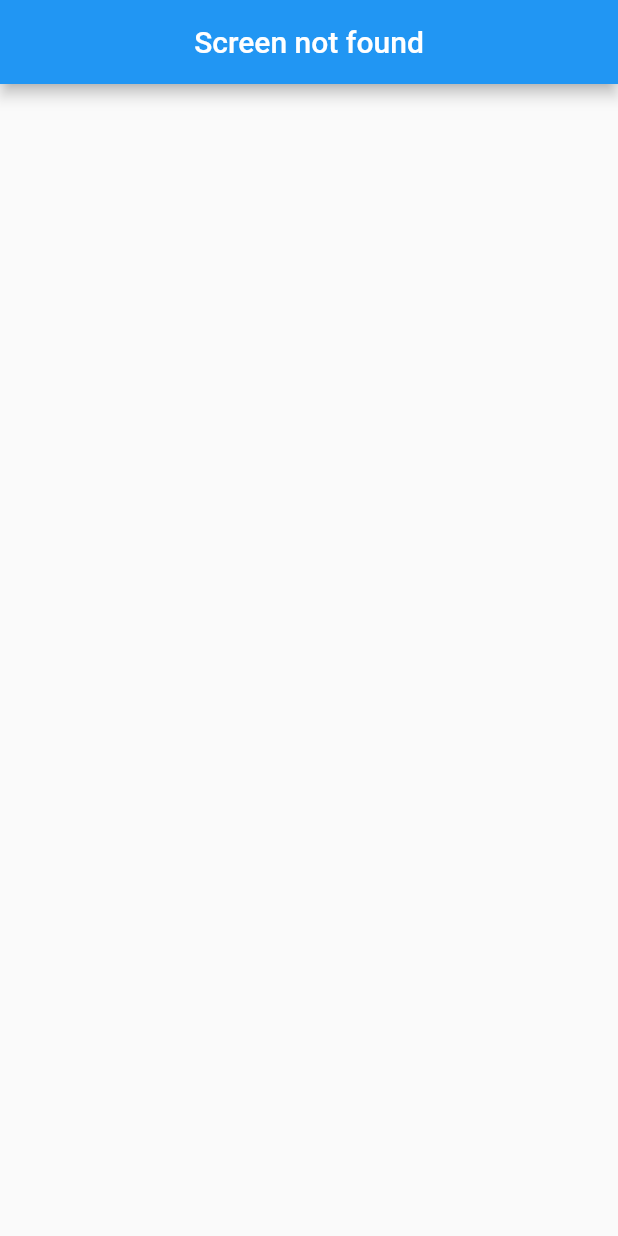
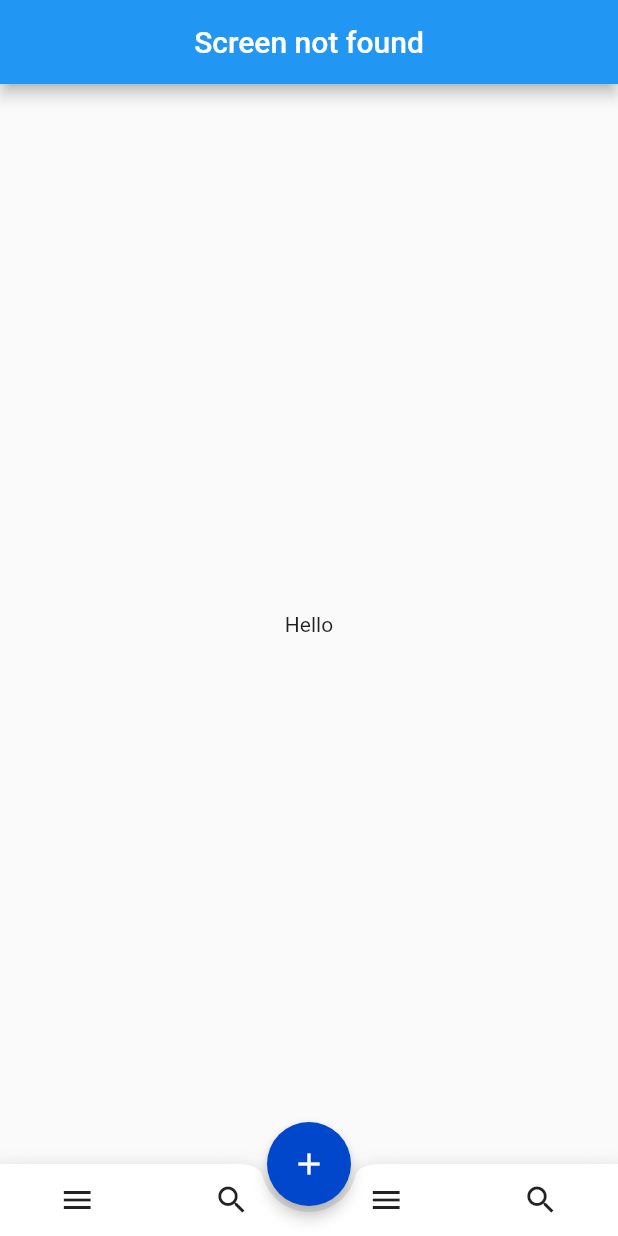
Before and after one commit to lintdeveloper/freelancer_ui_test, a Flutter app: the screen it shows after launch, on a phone screen of 412 x 824 dp. Run offline on Flutter 3.47's test engine with Material 2 defaults, Android fonts, the phone set to English and light mode, and no system bars.

Commit message:
Created a boilerplate code for bottom navigation bar

```diff
--- a/lib/screens/settings_screen.dart
+++ b/lib/screens/settings_screen.dart
@@ -8,7 +8,31 @@ class SettingsScreen extends StatelessWidget{
         centerTitle: true,
         title: Text('Screen not found'),
       ),
-      body: Center(),
+      body: Center(
+        child: Text("Hello"),
+      ),
+      floatingActionButtonLocation: FloatingActionButtonLocation.centerDocked,
+      floatingActionButton: FloatingActionButton(
+        onPressed: () { },
+        tooltip: 'Increment',
+        child: Icon(Icons.add),
+        backgroundColor: Color(0xFF0047CC),
+        elevation: 4.0,
+      ),
+      bottomNavigationBar: BottomAppBar(
+        child: Row(
+          mainAxisSize: MainAxisSize.max,
+          mainAxisAlignment: MainAxisAlignment.spaceAround,
+          children: <Widget>[
+            IconButton(icon: Icon(Icons.menu), onPressed: () {},),
+            IconButton(icon: Icon(Icons.search), onPressed: () {},),
+            IconButton(icon: Icon(Icons.menu), onPressed: () {},),
+            IconButton(icon: Icon(Icons.search), onPressed: () {},),
+          ],
+        ),
+        shape: CircularNotchedRectangle(),
+        color: Colors.white,
+      ),
     );
   }
 
```
Also changed, not shown: lib/bottomappbar-navigation-fab-API.dart (added, +28 -0 lines), lib/widgets/fab_bottom_appbar.dart (added, +117 -0 lines), pubspec.yaml (+3 -4 lines).
